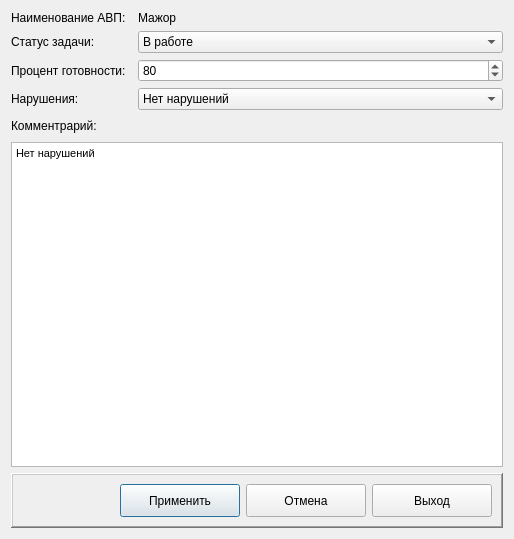
The window that arm_o/d_edittask.ui (levdikandrey/DataCollector) describes before a commit, drawn with Qt 5.
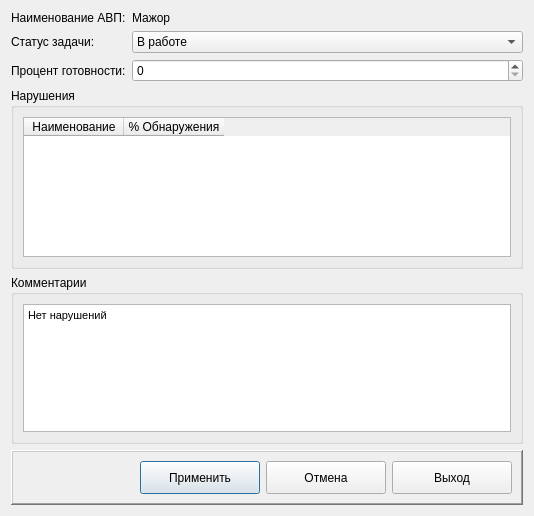
The same window after the commit. Icons and pictures are not drawn.

The edit to the form file:
```diff
--- a/arm_o/d_edittask.ui
+++ b/arm_o/d_edittask.ui
@@ -6,45 +6,52 @@
    <rect>
     <x>0</x>
     <y>0</y>
-    <width>514</width>
-    <height>539</height>
+    <width>534</width>
+    <height>516</height>
    </rect>
   </property>
   <property name="windowTitle">
    <string>Редактирование задачи</string>
   </property>
-  <layout class="QGridLayout" name="gridLayout">
-   <item row="2" column="2">
-    <widget class="QSpinBox" name="spinBox">
-     <property name="value">
-      <number>80</number>
+  <layout class="QGridLayout" name="gridLayout_3">
+   <item row="2" column="0">
+    <widget class="QLabel" name="label_3">
+     <property name="text">
+      <string>Процент готовности:</string>
      </property>
     </widget>
    </item>
-   <item row="6" column="0" colspan="3">
-    <widget class="QTextEdit" name="textEdit">
-     <property name="html">
-      <string>&lt;!DOCTYPE HTML PUBLIC &quot;-//W3C//DTD HTML 4.0//EN&quot; &quot;http://www.w3.org/TR/REC-html40/strict.dtd&quot;&gt;
+   <item row="4" column="0" colspan="2">
+    <widget class="QGroupBox" name="groupBox_2">
+     <property name="maximumSize">
+      <size>
+       <width>16777215</width>
+       <height>220</height>
+      </size>
+     </property>
+     <property name="title">
+      <string>Комментарии</string>
+     </property>
+     <layout class="QGridLayout" name="gridLayout_2">
+      <item row="0" column="0">
+       <widget class="QTextEdit" name="textEditComment">
+        <property name="maximumSize">
+         <size>
+          <width>16777215</width>
+          <height>200</height>
+         </size>
+        </property>
+        <property name="html">
+         <string>&lt;!DOCTYPE HTML PUBLIC &quot;-//W3C//DTD HTML 4.0//EN&quot; &quot;http://www.w3.org/TR/REC-html40/strict.dtd&quot;&gt;
 &lt;html&gt;&lt;head&gt;&lt;meta name=&quot;qrichtext&quot; content=&quot;1&quot; /&gt;&lt;style type=&quot;text/css&quot;&gt;
 p, li { white-space: pre-wrap; }
 &lt;/style&gt;&lt;/head&gt;&lt;body style=&quot; font-family:'MS Shell Dlg 2'; font-size:8.25pt; font-weight:400; font-style:normal;&quot;&gt;
 &lt;p style=&quot; margin-top:0px; margin-bottom:0px; margin-left:0px; margin-right:0px; -qt-block-indent:0; text-indent:0px;&quot;&gt;Нет нарушений&lt;/p&gt;
 &lt;p style=&quot;-qt-paragraph-type:empty; margin-top:0px; margin-bottom:0px; margin-left:0px; margin-right:0px; -qt-block-indent:0; text-indent:0px;&quot;&gt;&lt;br /&gt;&lt;/p&gt;&lt;/body&gt;&lt;/html&gt;</string>
-     </property>
-    </widget>
-   </item>
-   <item row="2" column="0">
-    <widget class="QLabel" name="label_3">
-     <property name="text">
-      <string>Процент готовности:</string>
-     </property>
-    </widget>
-   </item>
-   <item row="4" column="0">
-    <widget class="QLabel" name="label_4">
-     <property name="text">
-      <string>Комментрарий:</string>
-     </property>
+        </property>
+       </widget>
+      </item>
+     </layout>
     </widget>
    </item>
    <item row="0" column="0">
@@ -61,7 +68,17 @@
      </property>
     </widget>
    </item>
-   <item row="7" column="0" colspan="3">
+   <item row="2" column="1">
+    <widget class="QSpinBox" name="spinBoxPercent">
+     <property name="maximum">
+      <number>100</number>
+     </property>
+     <property name="value">
+      <number>0</number>
+     </property>
+    </widget>
+   </item>
+   <item row="5" column="0" colspan="2">
     <widget class="QFrame" name="frame">
      <property name="frameShape">
       <enum>QFrame::WinPanel</enum>
@@ -155,51 +172,51 @@
      </layout>
     </widget>
    </item>
-   <item row="1" column="2">
-    <widget class="QComboBox" name="comboBox">
-     <item>
-      <property name="text">
-       <string>В работе</string>
-      </property>
-     </item>
-    </widget>
-   </item>
-   <item row="4" column="2">
-    <spacer name="horizontalSpacer_2">
-     <property name="orientation">
-      <enum>Qt::Horizontal</enum>
-     </property>
-     <property name="sizeHint" stdset="0">
-      <size>
-       <width>373</width>
-       <height>20</height>
-      </size>
-     </property>
-    </spacer>
-   </item>
-   <item row="0" column="2">
-    <widget class="QLabel" name="label_5">
+   <item row="0" column="1">
+    <widget class="QLabel" name="labelNameAVP">
      <property name="text">
       <string>Мажор</string>
      </property>
     </widget>
    </item>
-   <item row="3" column="0">
-    <widget class="QLabel" name="label_6">
-     <property name="text">
-      <string>Нарушения:</string>
+   <item row="1" column="1">
+    <widget class="QComboBox" name="comboBoxStatus">
+     <property name="sizePolicy">
+      <sizepolicy hsizetype="Expanding" vsizetype="Fixed">
+       <horstretch>0</horstretch>
+       <verstretch>0</verstretch>
+      </sizepolicy>
      </property>
-    </widget>
-   </item>
-   <item row="3" column="2">
-    <widget class="QComboBox" name="comboBox_2">
      <item>
       <property name="text">
-       <string>Нет нарушений</string>
+       <string>В работе</string>
       </property>
      </item>
     </widget>
    </item>
+   <item row="3" column="0" colspan="2">
+    <widget class="QGroupBox" name="groupBox">
+     <property name="title">
+      <string>Нарушения</string>
+     </property>
+     <layout class="QGridLayout" name="gridLayout">
+      <item row="0" column="0">
+       <widget class="QTableWidget" name="tableWidgetViolation">
+        <column>
+         <property name="text">
+          <string>Наименование</string>
+         </property>
+        </column>
+        <column>
+         <property name="text">
+          <string>% Обнаружения</string>
+         </property>
+        </column>
+       </widget>
+      </item>
+     </layout>
+    </widget>
+   </item>
   </layout>
  </widget>
  <resources>
```
